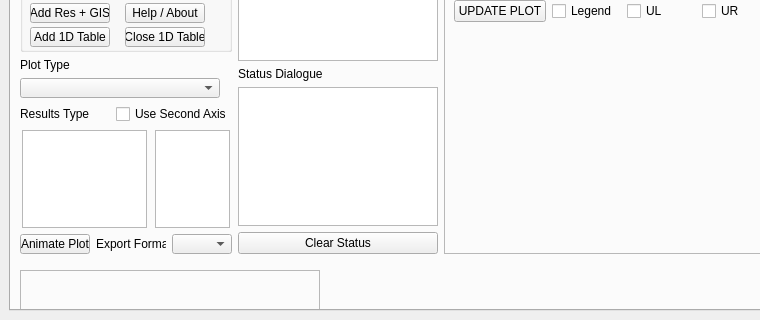
Old version of the form forms/ui_tuflowqgis_TuPlot.ui in the repository EllisSymons/forUKOffice; both pictures show x 0 to 760 and y 276 to 596 of the 952 by 596 pixel window.
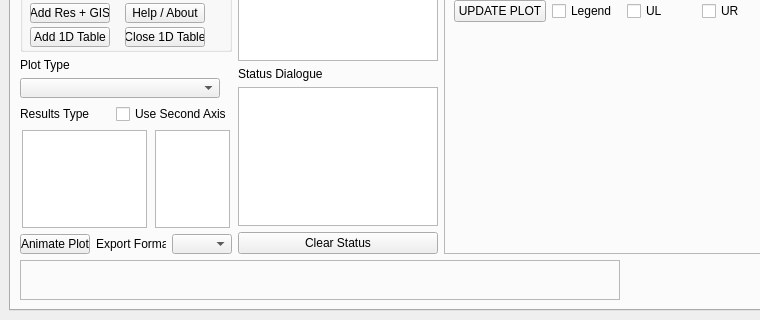
New version of the form.

Commit message: added all paths to plotting

What changed in the file:
```diff
--- a/forms/ui_tuflowqgis_TuPlot.ui
+++ b/forms/ui_tuflowqgis_TuPlot.ui
@@ -634,14 +634,14 @@
           </property>
           <property name="minimumSize">
            <size>
-            <width>300</width>
+            <width>600</width>
             <height>40</height>
            </size>
           </property>
           <property name="maximumSize">
            <size>
             <width>16777215</width>
-            <height>20</height>
+            <height>40</height>
            </size>
           </property>
           <property name="frameShape">
```
Left out of the diff: 52 changed lines with no effect on the pictures. The commit also changes 1 other file.
